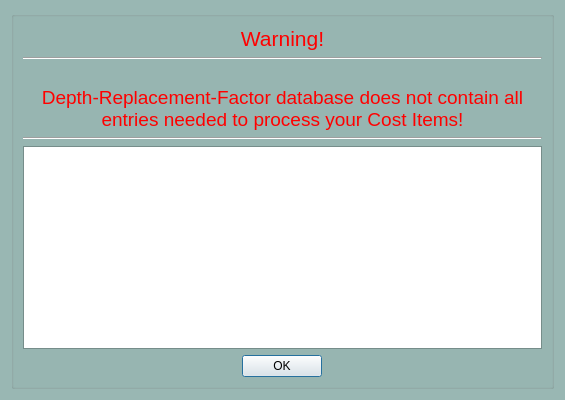
First picture: the form in cancurve/bldgs/dbMismatch_dialog.ui, repository NRCan/CanCurve, before the edit.
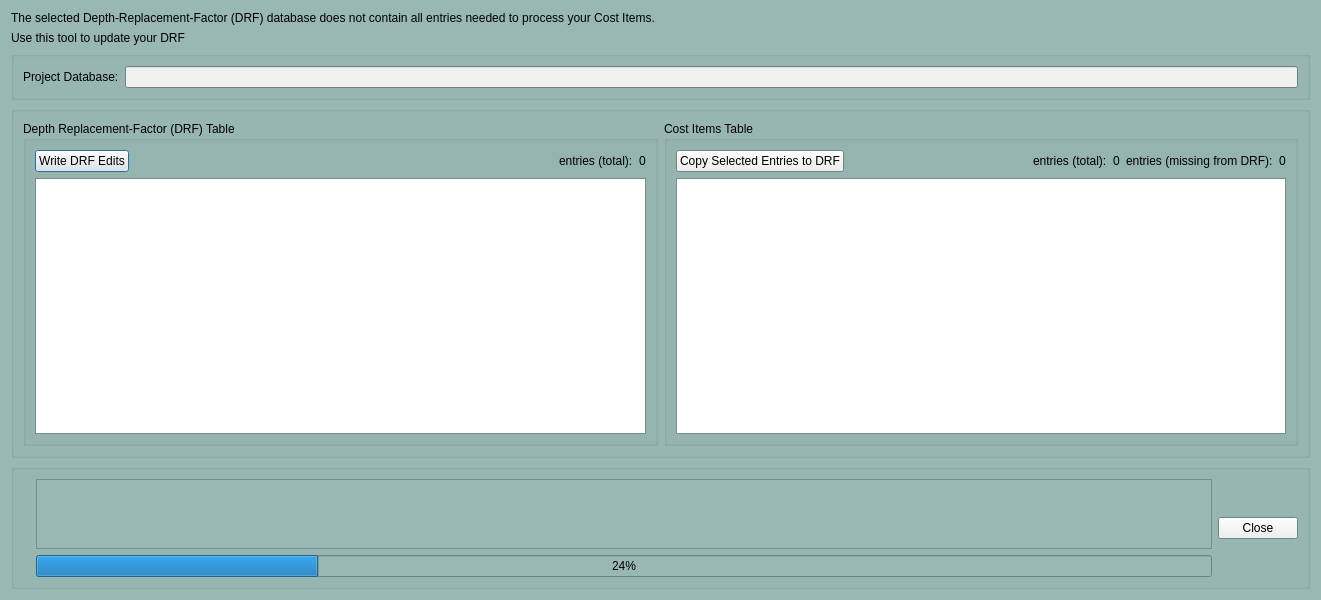
Second picture: the form after the edit. Icons and pictures are not drawn.

Commit message: dbMismatch draft code

What changed in the file:
```diff
--- a/cancurve/bldgs/dbMismatch_dialog.ui
+++ b/cancurve/bldgs/dbMismatch_dialog.ui
@@ -6,12 +6,12 @@
    <rect>
     <x>0</x>
     <y>0</y>
-    <width>565</width>
-    <height>400</height>
+    <width>1321</width>
+    <height>600</height>
    </rect>
   </property>
   <property name="sizePolicy">
-   <sizepolicy hsizetype="Preferred" vsizetype="MinimumExpanding">
+   <sizepolicy hsizetype="Preferred" vsizetype="Fixed">
     <horstretch>0</horstretch>
     <verstretch>0</verstretch>
    </sizepolicy>
@@ -19,7 +19,7 @@
   <property name="maximumSize">
    <size>
     <width>16777215</width>
-    <height>400</height>
+    <height>600</height>
    </size>
   </property>
   <property name="palette">
@@ -91,72 +91,275 @@
   </property>
   <layout class="QVBoxLayout" name="verticalLayout">
    <item>
-    <widget class="QGroupBox" name="groupBox">
+    <widget class="QLabel" name="label">
+     <property name="text">
+      <string>The selected Depth-Replacement-Factor (DRF) database does not contain all entries needed to process your Cost Items.</string>
+     </property>
+    </widget>
+   </item>
+   <item>
+    <widget class="QLabel" name="label_2">
+     <property name="text">
+      <string>Use this tool to update your DRF</string>
+     </property>
+    </widget>
+   </item>
+   <item>
+    <widget class="QGroupBox" name="groupBox_4">
      <property name="title">
       <string/>
      </property>
-     <layout class="QVBoxLayout" name="verticalLayout_3">
-      <item>
-       <layout class="QVBoxLayout" name="verticalLayout_2">
+     <layout class="QHBoxLayout" name="horizontalLayout_4">
         <item>
          <widget class="QLabel" name="label_3">
+        <property name="text">
+         <string>Project Database:</string>
+        </property>
+       </widget>
+      </item>
+      <item>
+       <widget class="QLineEdit" name="lineEdit_projDB">
+        <property name="enabled">
+         <bool>false</bool>
+        </property>
+       </widget>
+      </item>
+     </layout>
+    </widget>
+   </item>
+   <item>
+    <widget class="QGroupBox" name="groupBox">
+     <property name="sizePolicy">
+      <sizepolicy hsizetype="Preferred" vsizetype="Expanding">
+       <horstretch>0</horstretch>
+       <verstretch>0</verstretch>
+      </sizepolicy>
+     </property>
+     <property name="title">
+      <string/>
+     </property>
+     <layout class="QHBoxLayout" name="horizontalLayout">
+      <item>
+       <widget class="QGroupBox" name="groupBox_3">
+        <property name="title">
+         <string>Depth Replacement-Factor (DRF) Table</string>
+        </property>
+        <layout class="QVBoxLayout" name="verticalLayout_5">
+         <item>
+          <layout class="QHBoxLayout" name="horizontalLayout_5">
+           <item>
+            <widget class="QPushButton" name="pushButton_DRFtoProjDB">
+             <property name="text">
+              <string>Write DRF Edits</string>
+             </property>
+            </widget>
+           </item>
+           <item>
+            <spacer name="horizontalSpacer_2">
+             <property name="orientation">
+              <enum>Qt::Horizontal</enum>
+             </property>
+             <property name="sizeHint" stdset="0">
+              <size>
+               <width>40</width>
+               <height>20</height>
+              </size>
+             </property>
+            </spacer>
+           </item>
+           <item>
+            <widget class="QLabel" name="label_6">
+             <property name="text">
+              <string>entries (total):</string>
+             </property>
+            </widget>
+           </item>
+           <item>
+            <widget class="QLabel" name="label_DRF_entries_total">
+             <property name="text">
+              <string>0</string>
+             </property>
+            </widget>
+           </item>
+          </layout>
+         </item>
+         <item>
+          <widget class="QTableView" name="tableView_drf">
           <property name="palette">
            <palette>
             <active>
-             <colorrole role="WindowText">
+              <colorrole role="Base">
               <brush brushstyle="SolidPattern">
                <color alpha="255">
                 <red>255</red>
-                <green>0</green>
-                <blue>0</blue>
+                 <green>255</green>
+                 <blue>255</blue>
                </color>
               </brush>
              </colorrole>
             </active>
             <inactive>
-             <colorrole role="WindowText">
+              <colorrole role="Base">
               <brush brushstyle="SolidPattern">
                <color alpha="255">
                 <red>255</red>
-                <green>0</green>
-                <blue>0</blue>
+                 <green>255</green>
+                 <blue>255</blue>
                </color>
               </brush>
              </colorrole>
             </inactive>
             <disabled>
-             <colorrole role="WindowText">
+              <colorrole role="Base">
               <brush brushstyle="SolidPattern">
                <color alpha="255">
-                <red>120</red>
-                <green>120</green>
-                <blue>120</blue>
+                 <red>240</red>
+                 <green>240</green>
+                 <blue>240</blue>
                </color>
               </brush>
              </colorrole>
             </disabled>
            </palette>
           </property>
-          <property name="font">
-           <font>
-            <pointsize>16</pointsize>
-           </font>
-          </property>
+          </widget>
+         </item>
+        </layout>
+       </widget>
+      </item>
+      <item>
+       <widget class="QGroupBox" name="groupBox_2">
+        <property name="title">
+         <string>Cost Items Table</string>
+        </property>
+        <layout class="QVBoxLayout" name="verticalLayout_4">
+         <item>
+          <layout class="QHBoxLayout" name="horizontalLayout_3">
+           <item>
+            <widget class="QPushButton" name="pushButton_copyCItoDRF">
+             <property name="sizePolicy">
+              <sizepolicy hsizetype="Preferred" vsizetype="Fixed">
+               <horstretch>0</horstretch>
+               <verstretch>0</verstretch>
+              </sizepolicy>
+             </property>
           <property name="text">
-           <string>Warning!</string>
-          </property>
-          <property name="alignment">
-           <set>Qt::AlignCenter</set>
-          </property>
+              <string>Copy Selected Entries to DRF</string>
+             </property>
          </widget>
         </item>
         <item>
-         <widget class="Line" name="line_2">
+            <spacer name="horizontalSpacer">
           <property name="orientation">
            <enum>Qt::Horizontal</enum>
           </property>
-         </widget>
-        </item>
+             <property name="sizeHint" stdset="0">
+              <size>
+               <width>40</width>
+               <height>20</height>
+              </size>
+             </property>
+            </spacer>
+           </item>
+           <item>
+            <widget class="QLabel" name="label_4">
+             <property name="text">
+              <string>entries (total):</string>
+             </property>
+            </widget>
+           </item>
+           <item>
+            <widget class="QLabel" name="label_CI_entries_total">
+             <property name="text">
+              <string>0</string>
+             </property>
+            </widget>
+           </item>
+           <item>
+            <widget class="QLabel" name="label_5">
+             <property name="text">
+              <string>entries (missing from DRF):</string>
+             </property>
+            </widget>
+           </item>
+           <item>
+            <widget class="QLabel" name="label_CI_entries_missing">
+             <property name="text">
+              <string>0</string>
+             </property>
+            </widget>
+           </item>
+          </layout>
+         </item>
+         <item>
+          <layout class="QHBoxLayout" name="horizontalLayout_2">
+           <item>
+            <widget class="QTableView" name="tableView_costItems">
+             <property name="palette">
+              <palette>
+               <active>
+                <colorrole role="Base">
+                 <brush brushstyle="SolidPattern">
+                  <color alpha="255">
+                   <red>255</red>
+                   <green>255</green>
+                   <blue>255</blue>
+                  </color>
+                 </brush>
+                </colorrole>
+               </active>
+               <inactive>
+                <colorrole role="Base">
+                 <brush brushstyle="SolidPattern">
+                  <color alpha="255">
+                   <red>255</red>
+                   <green>255</green>
+                   <blue>255</blue>
+                  </color>
+                 </brush>
+                </colorrole>
+               </inactive>
+               <disabled>
+                <colorrole role="Base">
+                 <brush brushstyle="SolidPattern">
+                  <color alpha="255">
+                   <red>240</red>
+                   <green>240</green>
+                   <blue>240</blue>
+                  </color>
+                 </brush>
+                </colorrole>
+               </disabled>
+              </palette>
+             </property>
+            </widget>
+           </item>
+          </layout>
+         </item>
+        </layout>
+       </widget>
+      </item>
+     </layout>
+    </widget>
+   </item>
+   <item>
+    <widget class="QGroupBox" name="status">
+     <property name="sizePolicy">
+      <sizepolicy hsizetype="Expanding" vsizetype="Fixed">
+       <horstretch>0</horstretch>
+       <verstretch>0</verstretch>
+      </sizepolicy>
+     </property>
+     <property name="minimumSize">
+      <size>
+       <width>0</width>
+       <height>70</height>
+      </size>
+     </property>
+     <property name="title">
+      <string/>
+     </property>
+     <layout class="QHBoxLayout" name="horizontalLayout_8">
         <item>
          <widget class="QLabel" name="icon">
           <property name="sizePolicy">
@@ -177,121 +380,90 @@
          </widget>
         </item>
         <item>
-         <widget class="QLabel" name="label_2">
-          <property name="palette">
-           <palette>
-            <active>
-             <colorrole role="WindowText">
-              <brush brushstyle="SolidPattern">
-               <color alpha="255">
-                <red>255</red>
-                <green>0</green>
-                <blue>0</blue>
-               </color>
-              </brush>
-             </colorrole>
-            </active>
-            <inactive>
-             <colorrole role="WindowText">
-              <brush brushstyle="SolidPattern">
-               <color alpha="255">
-                <red>255</red>
-                <green>0</green>
-                <blue>0</blue>
-               </color>
-              </brush>
-             </colorrole>
-            </inactive>
-            <disabled>
-             <colorrole role="WindowText">
-              <brush brushstyle="SolidPattern">
-               <color alpha="255">
-                <red>120</red>
-                <green>120</green>
-                <blue>120</blue>
-               </color>
-              </brush>
-             </colorrole>
-            </disabled>
-           </palette>
+       <layout class="QVBoxLayout" name="verticalLayout_6">
+        <item>
+         <widget class="QScrollArea" name="scrollArea_2">
+          <property name="sizePolicy">
+           <sizepolicy hsizetype="Expanding" vsizetype="Expanding">
+            <horstretch>0</horstretch>
+            <verstretch>0</verstretch>
+           </sizepolicy>
           </property>
-          <property name="font">
-           <font>
-            <pointsize>14</pointsize>
-           </font>
+          <property name="widgetResizable">
+           <bool>true</bool>
+          </property>
+          <widget class="QWidget" name="scrollAreaWidgetContents_2">
+           <property name="geometry">
+            <rect>
+             <x>0</x>
+             <y>0</y>
+             <width>1088</width>
+             <height>69</height>
+            </rect>
+           </property>
+           <property name="sizePolicy">
+            <sizepolicy hsizetype="Preferred" vsizetype="Expanding">
+             <horstretch>0</horstretch>
+             <verstretch>0</verstretch>
+            </sizepolicy>
+           </property>
+           <layout class="QVBoxLayout" name="verticalLayout_18">
+            <item>
+             <widget class="QLabel" name="progressText">
+              <property name="sizePolicy">
+               <sizepolicy hsizetype="Preferred" vsizetype="Expanding">
+                <horstretch>0</horstretch>
+                <verstretch>0</verstretch>
+               </sizepolicy>
+              </property>
+              <property name="minimumSize">
+               <size>
+                <width>500</width>
+                <height>30</height>
+               </size>
+              </property>
+              <property name="maximumSize">
+               <size>
+                <width>16777215</width>
+                <height>200</height>
+               </size>
+              </property>
+              <property name="styleSheet">
+               <string notr="true">/* For more specific elements */
+QLabel {
+    font-size: 10px; 
+}</string>
           </property>
           <property name="text">
-           <string>Depth-Replacement-Factor database does not contain all entries needed to process your Cost Items!</string>
+               <string/>
           </property>
           <property name="alignment">
-           <set>Qt::AlignCenter</set>
+               <set>Qt::AlignLeading|Qt::AlignLeft|Qt::AlignTop</set>
           </property>
           <property name="wordWrap">
            <bool>true</bool>
           </property>
          </widget>
         </item>
-        <item>
-         <widget class="Line" name="line">
-          <property name="orientation">
-           <enum>Qt::Horizontal</enum>
-          </property>
-         </widget>
+           </layout>
+          </widget>
+         </widget>
         </item>
         <item>
-         <widget class="QTextBrowser" name="textBrowser">
-          <property name="sizePolicy">
-           <sizepolicy hsizetype="Preferred" vsizetype="Expanding">
-            <horstretch>0</horstretch>
-            <verstretch>0</verstretch>
-           </sizepolicy>
+         <widget class="QProgressBar" name="progressBar">
+          <property name="value">
+           <number>24</number>
           </property>
-          <property name="palette">
-           <palette>
-            <active>
-             <colorrole role="Base">
-              <brush brushstyle="SolidPattern">
-               <color alpha="255">
-                <red>255</red>
-                <green>255</green>
-                <blue>255</blue>
-               </color>
-              </brush>
-             </colorrole>
-            </active>
-            <inactive>
-             <colorrole role="Base">
-              <brush brushstyle="SolidPattern">
-               <color alpha="255">
-                <red>255</red>
-                <green>255</green>
-                <blue>255</blue>
-               </color>
-              </brush>
-             </colorrole>
-            </inactive>
-            <disabled>
-             <colorrole role="Base">
-              <brush brushstyle="SolidPattern">
-               <color alpha="255">
-                <red>240</red>
-                <green>240</green>
-                <blue>240</blue>
-               </color>
-              </brush>
-             </colorrole>
-            </disabled>
-           </palette>
-          </property>
-          <property name="font">
-           <font>
-            <pointsize>12</pointsize>
-           </font>
-          </property>
          </widget>
         </item>
-        <item alignment="Qt::AlignHCenter">
-         <widget class="QPushButton" name="pushButton">
+       </layout>
+      </item>
+      <item>
+       <layout class="QVBoxLayout" name="verticalLayout_19">
+        <item>
+         <layout class="QVBoxLayout" name="verticalLayout_2">
+          <item>
+           <widget class="QPushButton" name="pushButton_close">
           <property name="sizePolicy">
            <sizepolicy hsizetype="Fixed" vsizetype="Fixed">
             <horstretch>0</horstretch>
@@ -299,9 +471,11 @@
            </sizepolicy>
           </property>
           <property name="text">
-           <string>OK</string>
-          </property>
-         </widget>
+             <string>Close</string>
+            </property>
+           </widget>
+          </item>
+         </layout>
         </item>
        </layout>
       </item>
```
Left out of the diff: 2 changed lines with no effect on the pictures. Lines whose indentation alone changed are shown as unchanged. The commit also changes 3 other files.
